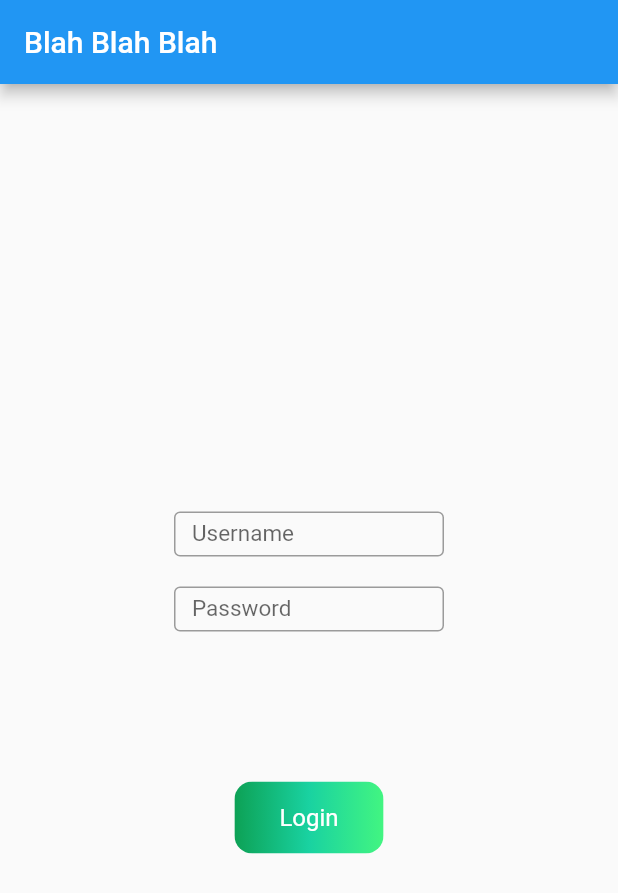
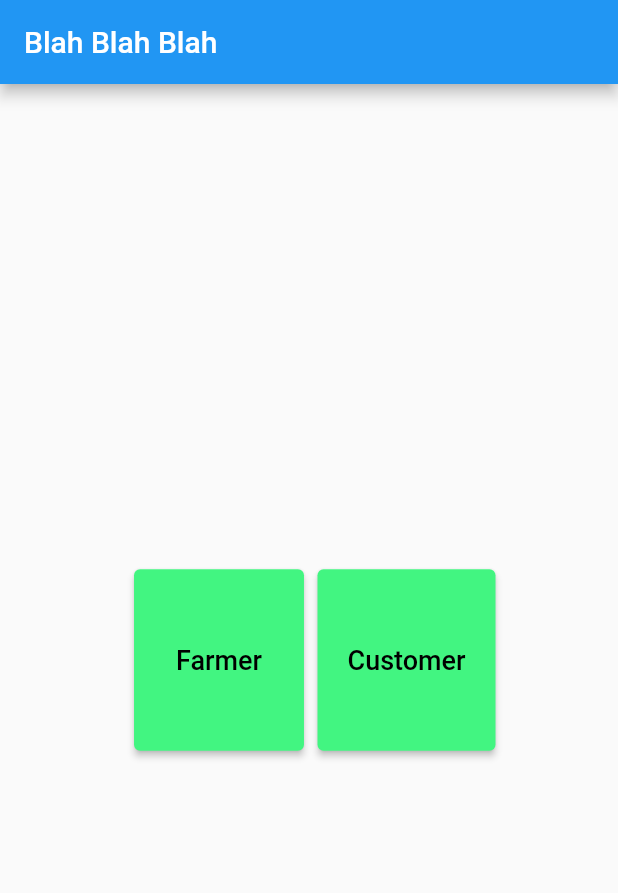
Before and after one commit to BahugunaSaumya/Google_solutions, a Flutter app: the screen it shows after launch, on a phone screen of 412 x 824 dp. Shown: the top 893 px of the screen. Run offline on Flutter 3.47's test engine with Material 2 defaults, Android fonts, the phone set to English and light mode, and no system bars.

Commit message:
added screens

```diff
--- /dev/null
+++ b/App/google_solution/lib/landing.dart
@@ -0,0 +1,122 @@
+import 'package:flutter/material.dart';
+import 'package:google_solution/loginfarmer.dart';
+import 'logincustomer.dart';
+import 'loginfarmer.dart';
+
+void main() {
+  runApp(const landing());
+}
+
+class landing extends StatelessWidget {
+  const landing({Key? key}) : super(key: key);
+
+  static const String _title = 'Blah Blah Blah';
+
+  @override
+  Widget build(BuildContext context) {
+    return MaterialApp(
+      title: _title,
+      home: Scaffold(
+        appBar: AppBar(title: const Text(_title)),
+        body: const MyStatelessWidget(),
+      ),
+    );
+  }
+}
+
+class MyStatelessWidget extends StatelessWidget {
+  const MyStatelessWidget({Key? key}) : super(key: key);
+
+  @override
+  Widget build(BuildContext context) {
+    final ButtonStyle style =
+        ElevatedButton.styleFrom(textStyle: const TextStyle(fontSize: 20));
+
+    return Center(
+      child: Row(
+        mainAxisSize: MainAxisSize.min,
+        children: <Widget>[
+          const SizedBox(height: 30),
+          Container(
+            height: 200,
+            width: 130,
+            child: Align(
+              alignment: Alignment.center,
+              child: ElevatedButton(
+                style: ElevatedButton.styleFrom(
+                  primary: Color(0xFF42F581), // background
+                  onPrimary: Color.fromARGB(255, 0, 0, 0), // background
+
+                  padding: const EdgeInsets.fromLTRB(28, 50, 28, 50),
+                ),
+                onPressed: () {
+                  Navigator.push(
+                    context,
+                    MaterialPageRoute(builder: (context) => loginFarmer()),
+                  );
+                },
+                child: const Text(
+                  'Farmer',
+                  style: TextStyle(fontSize: 18),
+                ),
+              ),
+            ),
+          ),
+          // ClipRRect(
+          //   borderRadius: BorderRadius.circular(12),
+          //   child: Stack(
+          //     children: <Widget>[
+          //       Positioned.fill(
+          //         child: Container(
+          //           decoration: const BoxDecoration(
+          //             gradient: LinearGradient(
+          //               colors: <Color>[
+          //                 Color.fromARGB(255, 0, 0, 0),
+          //                 Color.fromARGB(255, 0, 0, 0),
+          //                 Color.fromARGB(255, 0, 0, 0),
+          //               ],
+          //             ),
+          //           ),
+          //         ),
+          //       ),
+          //       TextButton(
+          //         style: TextButton.styleFrom(
+          //           padding: const EdgeInsets.fromLTRB(30, 10, 30, 10),
+          //           primary: Colors.white,
+          //           textStyle: const TextStyle(fontSize: 16),
+          //         ),
+          //         onPressed: () {},
+          //         child: const Text('Login'),
+          //       ),
+          //     ],
+          //   ),
+          // ),
+          Container(
+            height: 180,
+            width: 120,
+            child: Align(
+              alignment: Alignment.center,
+              child: ElevatedButton(
+                style: ElevatedButton.styleFrom(
+                  primary: Color(0xFF42F581), // background
+                  onPrimary: Color.fromARGB(255, 0, 0, 0),
+                  padding: const EdgeInsets.fromLTRB(20, 50, 20, 50),
+                ),
+                onPressed: () {
+                  Navigator.push(
+                    context,
+                    MaterialPageRoute(builder: (context) => loginCustomer()),
+                  );
+                },
+                child: const Text(
+                  'Customer',
+                  style: TextStyle(fontSize: 18),
+                ),
+              ),
+            ),
+          ),
+        ],
+      ),
+    );
+  }
+}
--- a/App/google_solution/lib/login.dart
+++ b/App/google_solution/lib/loginfarmer.dart
@@ -1,11 +1,11 @@
 import 'package:flutter/material.dart';
 
 void main() {
-  runApp(const MyApp());
+  runApp(const loginFarmer());
 }
 
-class MyApp extends StatelessWidget {
-  const MyApp({Key? key}) : super(key: key);
+class loginFarmer extends StatelessWidget {
+  const loginFarmer({Key? key}) : super(key: key);
 
   static const String _title = 'Blah Blah Blah';
 
@@ -68,9 +68,9 @@ class MyStatelessWidget extends StatelessWidget {
                     decoration: const BoxDecoration(
                       gradient: LinearGradient(
                         colors: <Color>[
-                          Color(0xFF0DA155),
-                          Color(0xFF19D2A1),
-                          Color(0xFF42F581),
+                          Color.fromARGB(255, 0, 0, 0),
+                          Color.fromARGB(255, 0, 0, 0),
+                          Color.fromARGB(255, 0, 0, 0),
                         ],
                       ),
                     ),
--- a/App/google_solution/lib/main.dart
+++ b/App/google_solution/lib/main.dart
@@ -1,11 +1,13 @@
 import 'package:flutter/material.dart';
+import 'logincustomer.dart';
+import './landing.dart';
 
 void main() {
-  runApp(const MyApp());
+  runApp(const Myapp());
 }
 
-class MyApp extends StatelessWidget {
-  const MyApp({Key? key}) : super(key: key);
+class Myapp extends StatelessWidget {
+  const Myapp({Key? key}) : super(key: key);
 
   static const String _title = 'Blah Blah Blah';
 
@@ -13,83 +15,7 @@ class MyApp extends StatelessWidget {
   Widget build(BuildContext context) {
     return MaterialApp(
       title: _title,
-      home: Scaffold(
-        appBar: AppBar(title: const Text(_title)),
-        body: const MyStatelessWidget(),
-      ),
+      home: landing(),
     );
   }
 }
-
-class MyStatelessWidget extends StatelessWidget {
-  const MyStatelessWidget({Key? key}) : super(key: key);
-
-  @override
-  Widget build(BuildContext context) {
-    return Center(
-        child: SingleChildScrollView(
-      padding: EdgeInsets.all(30),
-      child: Column(
-        mainAxisSize: MainAxisSize.min,
-        children: <Widget>[
-          const SizedBox(height: 30),
-          Container(
-              width: 180.0,
-              height: 30.0,
-              child: const TextField(
-                obscureText: false,
-                style:
-                    TextStyle(fontSize: 15.0, height: 1.0, color: Colors.black),
-                decoration: InputDecoration(
-                  border: OutlineInputBorder(),
-                  labelText: 'Username',
-                ),
-              )),
-          const SizedBox(height: 20),
-          Container(
-              width: 180.0,
-              height: 30.0,
-              child: const TextField(
-                obscureText: true,
-                style:
-                    TextStyle(fontSize: 15.0, height: 1.0, color: Colors.black),
-                decoration: InputDecoration(
-                  border: OutlineInputBorder(),
-                  labelText: 'Password',
-                ),
-              )),
-          const SizedBox(height: 100),
-          ClipRRect(
-            borderRadius: BorderRadius.circular(12),
-            child: Stack(
-              children: <Widget>[
-                Positioned.fill(
-                  child: Container(
-                    decoration: const BoxDecoration(
-                      gradient: LinearGradient(
-                        colors: <Color>[
-                          Color(0xFF0DA155),
-                          Color(0xFF19D2A1),
-                          Color(0xFF42F581),
-                        ],
-                      ),
-                    ),
-                  ),
-                ),
-                TextButton(
-                  style: TextButton.styleFrom(
-                    padding: const EdgeInsets.fromLTRB(30, 10, 30, 10),
-                    primary: Colors.white,
-                    textStyle: const TextStyle(fontSize: 16),
-                  ),
-                  onPressed: () {},
-                  child: const Text('Login'),
-                ),
-              ],
-            ),
-          ),
-        ],
-      ),
-    ));
-  }
-}
```
Also changed, not shown: App/google_solution/lib/logincustomer.dart (added, +95 -0 lines).
